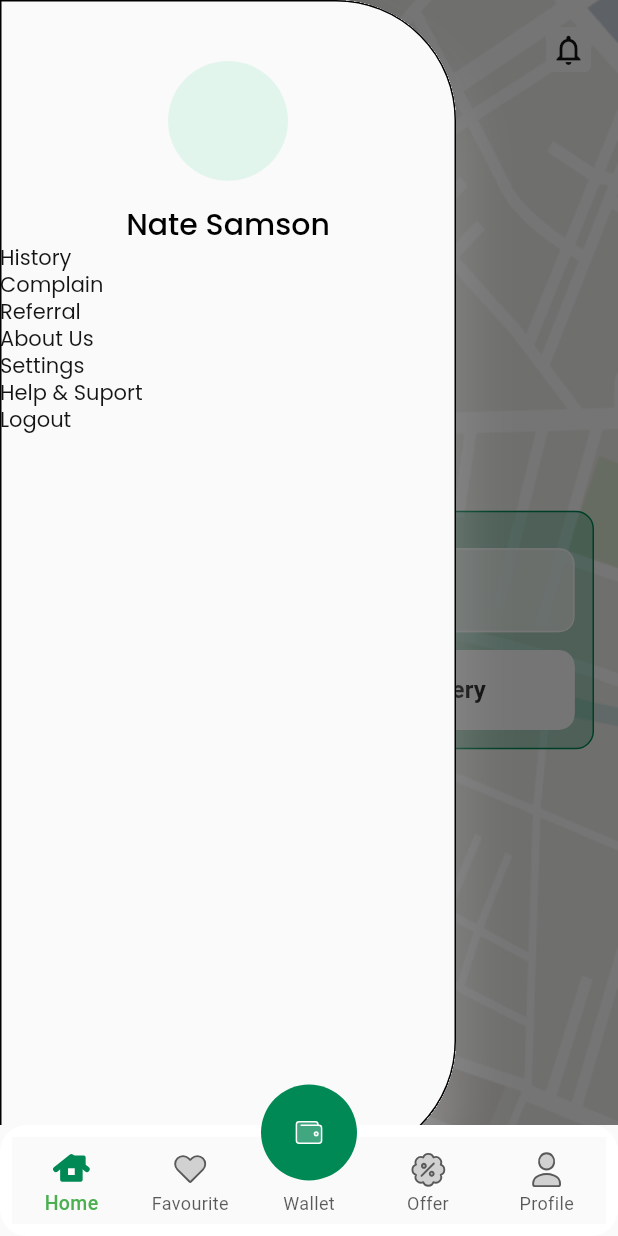
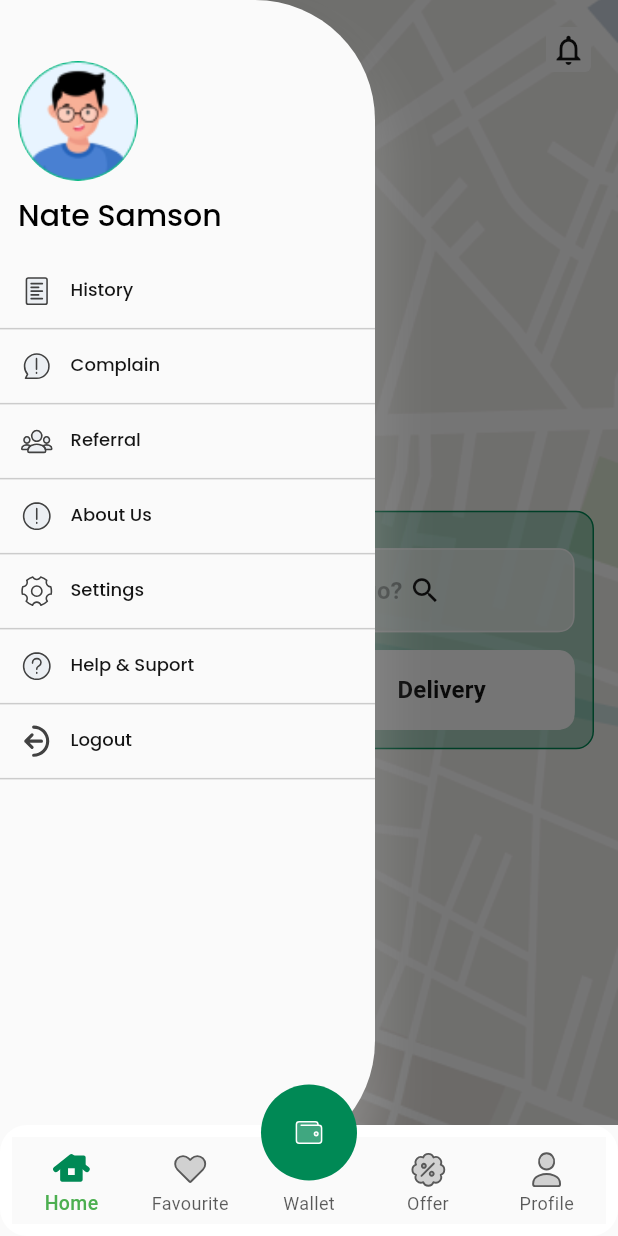
Before and after one commit to sauravchaulagain/rideapp, a Flutter app: the screen it shows after launch, with the side drawer open, on a phone screen of 412 x 824 dp. Run offline on Flutter 3.47's test engine with Material 2 defaults, Android fonts, the phone set to English and light mode, and no system bars; our stand-ins replace cached_network_image, flutter_svg.

Commit message:
drawer ui added

```diff
--- /dev/null
+++ b/lib/app/app_drawer.dart
@@ -0,0 +1,95 @@
+import 'package:flutter/material.dart';
+import 'package:flutter_svg/svg.dart';
+import 'package:portfolioapp/app/text_style.dart';
+import 'package:portfolioapp/common/constant/assets.dart';
+import 'package:portfolioapp/common/utils/size_utils.dart';
+
+import '../common/theme.dart';
+
+class CustomDrawer extends StatelessWidget {
+  CustomDrawer({super.key});
+
+  @override
+  Widget build(BuildContext context) {
+    return Drawer(
+      width: SizeUtils.width / 1.5,
+      shape: const OutlineInputBorder(
+          borderRadius: BorderRadius.only(
+              topRight: Radius.circular(80), bottomRight: Radius.circular(80)),
+          borderSide: BorderSide(color: Colors.transparent)),
+      child: Column(
+        crossAxisAlignment: CrossAxisAlignment.start,
+        children: [
+          SizedBox(height: 5.h),
+          Container(
+            margin: const EdgeInsets.only(left: 12),
+            decoration: const BoxDecoration(
+                image: DecorationImage(
+                    image: AssetImage(Assets.profileImage),
+                    fit: BoxFit.contain),
+                shape: BoxShape.circle,
+                color: CustomTheme.secondaryColor),
+            width: 80.wp,
+            height: 80.hp,
+          ),
+          Padding(
+            padding: const EdgeInsets.all(12.0),
+            child: Text(
+              "Nate Samson",
+              style: PoppinsTextStyles.titleMediumRegular
+                  .copyWith(fontWeight: FontWeight.w500),
+            ),
+          ),
+          ListView.builder(
+            shrinkWrap: true,
+            physics: const NeverScrollableScrollPhysics(),
+            itemCount: drawerItems.length,
+            itemBuilder: (context, index) => Container(
+              padding: const EdgeInsets.all(12),
+              decoration: BoxDecoration(
+                border: Border(
+                  bottom: BorderSide(
+                    color: CustomTheme.darkColor.withOpacity(0.2),
+                  ),
+                ),
+              ),
+              child: Row(
+                children: [
+                  SvgPicture.asset(
+                    drawerItemIcons[index],
+                    height: 25.hp,
+                  ),
+                  SizedBox(width: 10.wp),
+                  Text(
+                    drawerItems[index],
+                    style: PoppinsTextStyles.labelMediumRegular
+                        .copyWith(fontSize: 12, fontWeight: FontWeight.w500),
+                  ),
+                ],
+              ),
+            ),
+          )
+        ],
+      ),
+    );
+  }
+
+  final List drawerItems = [
+    "History",
+    "Complain",
+    "Referral",
+    "About Us",
+    "Settings",
+    "Help & Suport",
+    "Logout"
+  ];
+  final List drawerItemIcons = [
+    Assets.historyIcon,
+    Assets.complainIcon,
+    Assets.referralIcon,
+    Assets.aboutUsIcon,
+    Assets.settingsIcon,
+    Assets.helpAndSupportIcon,
+    Assets.logoutIcon,
+  ];
+}
--- a/lib/common/constant/assets.dart
+++ b/lib/common/constant/assets.dart
@@ -71,6 +71,7 @@ class Assets {
 
 //images
   static const String successAlertImage = "assets/images/success_alert.png";
+  static const String profileImage = "assets/images/profile_picture.png";
 
   //payment options logo
   static const String cashAppLogo = "assets/images/cash_app_logo.png";
--- a/lib/feature/dashboard/homeScreen/home_page_widget.dart
+++ b/lib/feature/dashboard/homeScreen/home_page_widget.dart
@@ -1,8 +1,7 @@
 import 'package:flutter/material.dart';
-import 'package:portfolioapp/app/text_style.dart';
+import 'package:portfolioapp/app/app_drawer.dart';
 import 'package:portfolioapp/common/constant/assets.dart';
 import 'package:portfolioapp/common/theme.dart';
-import 'package:portfolioapp/common/utils/size_utils.dart';
 import 'package:portfolioapp/common/widget/common_dialogue_box.dart';
 import 'package:portfolioapp/common/widget/custom_button.dart';
 import 'package:portfolioapp/common/widget/custom_text_field.dart';
@@ -27,38 +26,7 @@ class _HomePageWidgetState extends State<HomePageWidget> {
       padding: EdgeInsets.zero,
       body: SafeArea(
         child: Scaffold(
-          drawer: Drawer(
-              shape: const OutlineInputBorder(
-                  borderRadius: BorderRadius.only(
-                      topRight: Radius.circular(80),
-                      bottomRight: Radius.circular(80)),
-                  borderSide: BorderSide()),
-              child: Column(
-                children: [
-                  SizedBox(height: 5.h),
-                  Container(
-                    margin: const EdgeInsets.only(bottom: 18),
-                    decoration: const BoxDecoration(
-                        shape: BoxShape.circle,
-                        color: CustomTheme.secondaryColor),
-                    height: 80.hp,
-                  ),
-                  Text(
-                    "Nate Samson",
-                    style: PoppinsTextStyles.titleMediumRegular
-                        .copyWith(fontWeight: FontWeight.w500),
-                  ),
-                  ListView.builder(
-                    shrinkWrap: true,
-                    physics: const NeverScrollableScrollPhysics(),
-                    itemCount: drawerItems.length,
-                    itemBuilder: (context, index) => Text(
-                      drawerItems[index],
-                      style: PoppinsTextStyles.labelMediumRegular,
-                    ),
-                  )
-                ],
-              )),
+          drawer: CustomDrawer(),
           backgroundColor: Colors.transparent,
           key: _scaffoldKey,
           body: SafeArea(
@@ -172,14 +140,4 @@ class _HomePageWidgetState extends State<HomePageWidget> {
       ),
     );
   }
-
-  final List drawerItems = [
-    "History",
-    "Complain",
-    "Referral",
-    "About Us",
-    "Settings",
-    "Help & Suport",
-    "Logout"
-  ];
 }
```
Also changed, not shown: assets/images/profile_picture.png (added).
